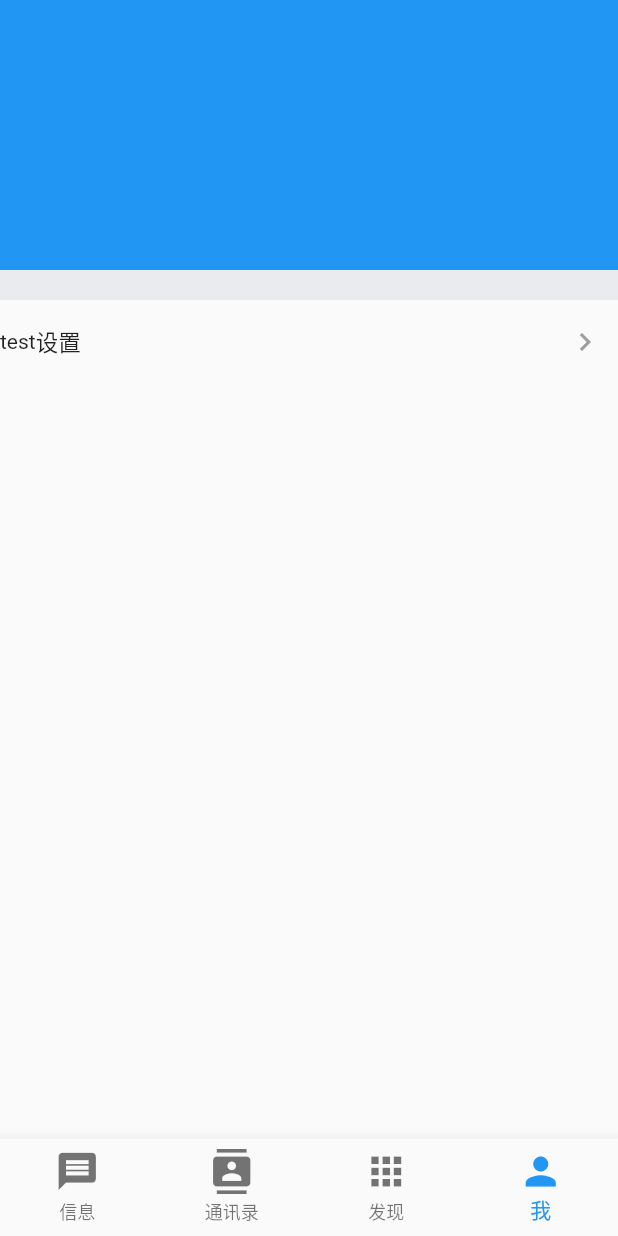
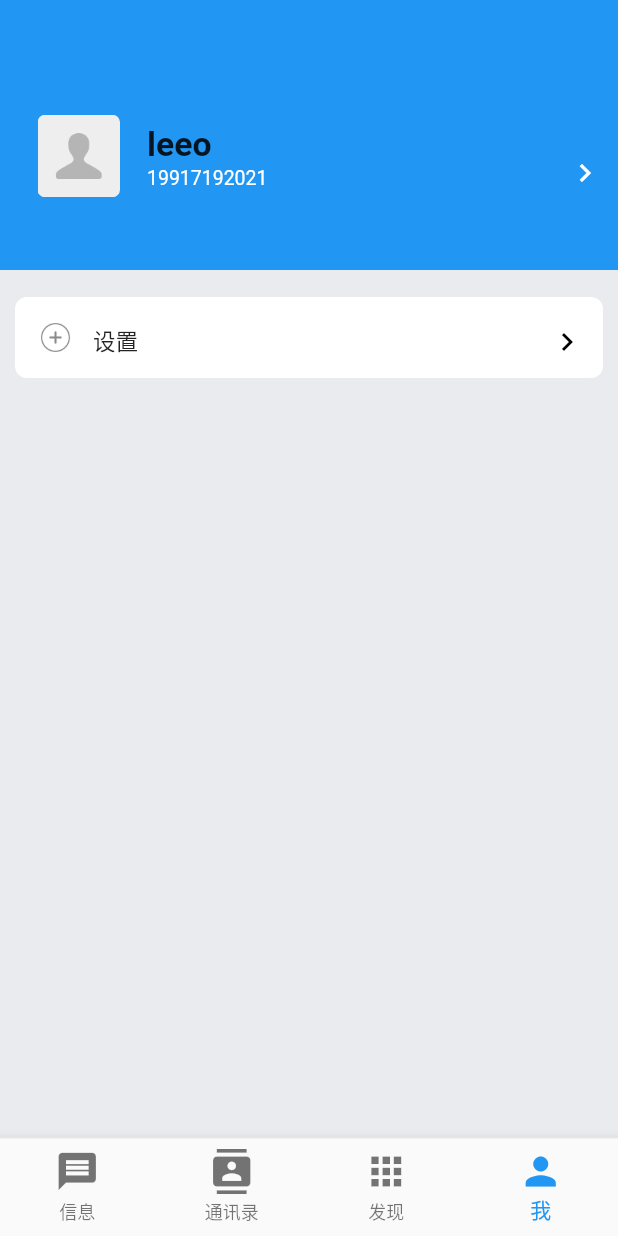
Before and after one commit to liaozhimingandy/welinkapp, a Flutter app: the screen it shows after launch, item 4 of the bottom bar chosen, on a phone screen of 412 x 824 dp. Run offline on Flutter 3.47's test engine with Material 2 defaults, Android fonts, the phone set to English and light mode, and no system bars; network calls fail.

Commit message:
1.优化关于我的页面,及其其它已存在问题的处理;

```diff
--- a/lib/pages/chat/search_cell.dart
+++ b/lib/pages/chat/search_cell.dart
@@ -18,7 +18,7 @@ class SearchCell extends StatelessWidget {
       },
       child: Container(
         height: 44,
-        color: themeColor,
+        color: bgColor,
         padding: const EdgeInsets.all(5),
         child: Container(
           decoration: BoxDecoration(
--- a/lib/pages/components/UserIconWidget.dart
+++ b/lib/pages/components/UserIconWidget.dart
@@ -19,11 +19,33 @@ class UserIconWidget extends StatelessWidget {
       required this.onPressed,
       this.width = 30.0,
       this.height = 30.0,
-      required this.padding})
+      this.padding = const EdgeInsets.only(top: 4.0, right: 5.0, left: 5.0)})
       : super(key: key);
 
   @override
   Widget build(BuildContext context) {
-    return const Text("test");
+    return RawMaterialButton(
+        materialTapTargetSize: MaterialTapTargetSize.shrinkWrap,
+        padding: padding,
+        constraints: const BoxConstraints(minWidth: 0.0, minHeight: 0.0),
+        onPressed: onPressed,
+        child:
+          ClipRRect(
+            borderRadius: const BorderRadius.all(Radius.circular(5.0)),
+            child: isNetwork ? FadeInImage.assetNetwork(
+              placeholder: 'assets/images/default_nor_avatar.png',
+              //预览图
+              fit: BoxFit.fitWidth,
+              image: image,
+              width: width,
+              height: height,
+          ) : Image.asset(
+            image,
+            fit: BoxFit.cover,
+            width: width,
+            height: height,
+          )
+        ),
+      );
   }
 }
--- a/lib/pages/discover/discover_page.dart
+++ b/lib/pages/discover/discover_page.dart
@@ -22,12 +22,12 @@ class DiscoverPageState extends State<DiscoverPage>
         centerTitle: true,
         title: const Text(
           "发现",
-          style: TextStyle(color: Colors.black87),
+          style: TextStyle(color: Colors.white),
         ),
         elevation: 0.0,
       ),
       body: Container(
-        color: themeColor,
+        color: bgColor,
         height: 800,
         child: ListView(
           children: [
--- a/lib/pages/me/me_page.dart
+++ b/lib/pages/me/me_page.dart
@@ -1,7 +1,9 @@
 import 'package:flutter/material.dart';
 import 'package:welinkapp/pages/components/UserIconWidget.dart';
 import 'package:welinkapp/pages/const.dart';
-import 'package:welinkapp/pages/discover/discover_cell.dart';
+
+import 'my_info_page.dart';
+import 'setting_page.dart';
 
 class MePage extends StatefulWidget {
   const MePage({Key? key}) : super(key: key);
@@ -12,6 +14,19 @@ class MePage extends StatefulWidget {
 
 class MePageState extends State<MePage>
     with AutomaticKeepAliveClientMixin<MePage> {
+
+  // 头像组件
+    Widget userImage =  UserIconWidget(
+        padding: const EdgeInsets.only(top: 28.0, right: 18.0, left: 25.0),
+        width: 55.0,
+        height: 55.0,
+        image: 'assets/images/default_nor_avatar.png',
+        isNetwork: false,
+        onPressed: () {
+          // NavigatorUtils.goPerson(context, eventViewModel.actionUser);
+        }
+        );
+
   Widget buildRow(icon, title, isEnd) {
     return Row(
       mainAxisAlignment: MainAxisAlignment.center,
@@ -24,6 +39,14 @@ class MePageState extends State<MePage>
             isNetwork: false,
             onPressed: () {
               // NavigatorUtils.goPerson(context, eventViewModel.actionUser);
+            Navigator.push(
+                  context,
+                  MaterialPageRoute(
+                    builder: (c) {
+                      return const SettingPage();
+                    },
+                  ),
+                );
             }),
         Expanded(
           child: Container(
@@ -31,7 +54,7 @@ class MePageState extends State<MePage>
                 ? const BoxDecoration(
                     border: Border(
                         bottom:
-                            BorderSide(color: Color(0xffd9d9d9), width: .3)))
+                            BorderSide(color: Colors.white, width: .3)))
                 : null,
             padding: const EdgeInsets.only(top: 16.0),
             child: Row(
@@ -48,12 +71,12 @@ class MePageState extends State<MePage>
                   margin: const EdgeInsets.only(bottom: 15.0, right: 10.0),
                   child: const Icon(
                     Icons.chevron_right,
-                    color: Colors.grey,
+                    color: Colors.black,
                   ),
                 ),
               ],
             ),
-          ),
+            ),
         ),
       ],
     );
@@ -66,41 +89,84 @@ class MePageState extends State<MePage>
   Widget build(BuildContext context) {
     super.build(context);
 
-    return Stack(
+    return Scaffold(
+      backgroundColor: bgColor,
+      body: Stack(
       children: [
         ListView(
           children: [
             Container(
               height: 180.0,
               color: themeColor,
-              child: RawMaterialButton(onPressed: () {
+              child: RawMaterialButton(
+                onPressed: () {
                 Navigator.push(
                   context,
                   MaterialPageRoute(
                     builder: (c) {
-                      return const DiscoverCell(
-                        title: 'test',
-                        imageName: '',
-                      );
+                      return const MyInfoPage();
                     },
                   ),
                 );
-              }),
+              },
+              child:
+                Row(
+                    mainAxisAlignment: MainAxisAlignment.center,
+                    children: [
+                      userImage,
+                      Expanded(
+                        child:
+                          Container(
+                            padding: const EdgeInsets.only(top: 83.0),
+                            child: Column(
+                            crossAxisAlignment: CrossAxisAlignment.start,
+                            children:  [
+                              const Text(
+                                'leeo',
+                                style: TextStyle(fontSize: 22.5, fontWeight: FontWeight.bold),
+                              ),
+                              Container(
+                                height: 2.0,
+                              ),
+                              const Text(
+                                '19917192021',
+                                maxLines: 1,
+                                style: TextStyle(color: Colors.white, fontSize: 13.0),
+                              )
+                              ]
+                              )
+                            ),
+                      ),
+                      Container(
+                          padding: const EdgeInsets.only(top: 65.0, bottom: 15.0, right: 10.0),
+                          child: const Icon(
+                            Icons.chevron_right,
+                            color: Colors.white,
+                          ),
+                        )
+                      ],
+                      ),
+              ),
             ), // 头像部分
-
-            Column(
-              mainAxisAlignment: MainAxisAlignment.spaceAround,
-              children: [
-                Container(
-                  color: bgColor,
-                  height: 20.0,
-                ),
+            const SizedBox(
+              height:8
+            ),
+            Container(
+              height: 54,
+              margin: const EdgeInsets.all(10),
+              padding: const EdgeInsets.all(2),
+              // color: Colors.white,
+              decoration: const BoxDecoration(
+                borderRadius: BorderRadius.all(Radius.circular(8)),
+                color: Colors.white
+              ),// 调整角度
+              child:
                 buildRow('assets/images/more.png', '设置', true),
-              ],
-            ) // 设置
+            ), // 设置
           ],
         )
       ],
-    );
+    )
+  );
   }
 }
```
Also changed, not shown: lib/pages/chat/chat_page.dart (+9 -10 lines), lib/pages/chat/search_page.dart (+3 -7 lines), lib/pages/components/itemRowWidget.dart (added, +7 -0 lines), lib/pages/discover/discover_cell.dart (+2 -6 lines), lib/pages/friends/friends_page.dart (+13 -14 lines), lib/pages/friends/index_bar.dart (+5 -7 lines), lib/pages/me/my_info_page.dart (added, +88 -0 lines), lib/pages/me/setting_page.dart (added, +74 -0 lines), assets/images/default_nor_avatar.png (added).
